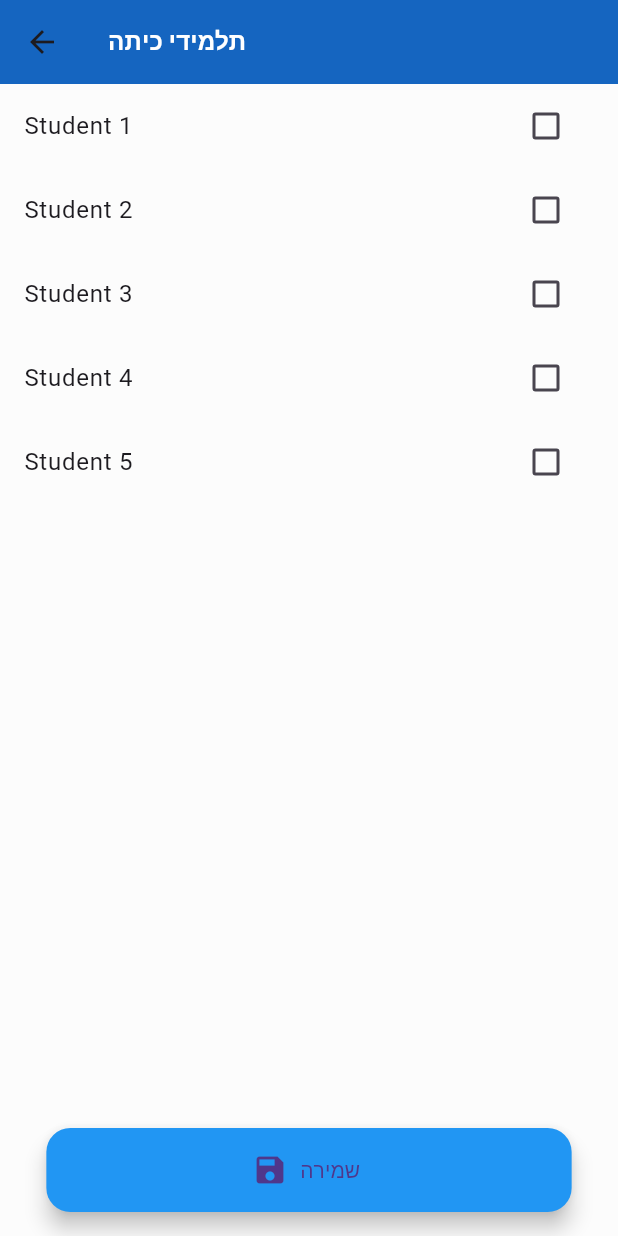
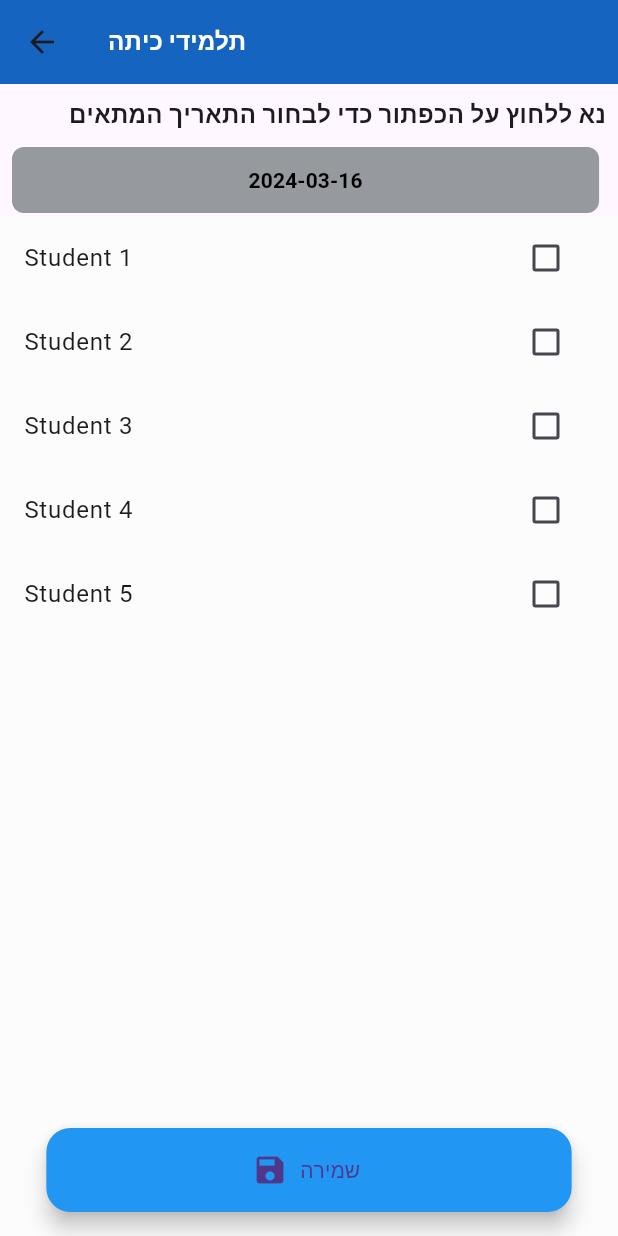
Before and after one commit to eldarabramovich/Final-Project, a Flutter app: the StudentListPage screen opened directly with empty values, on a phone screen of 412 x 824 dp. Run offline on Flutter 3.47's test engine with Material 3 defaults, Android fonts, the phone set to English and light mode, and no system bars; our stand-ins replace file_picker, firebase_auth, firebase_core, flutter_svg, google_fonts; accounts and stored records are empty.

```diff
--- a/frontend/lib/Teacher/StudentListPage.dart
+++ b/frontend/lib/Teacher/StudentListPage.dart
@@ -10,6 +10,7 @@ class StudentListPage extends StatefulWidget {
 }
 
 class _StudentListPageState extends State<StudentListPage> {
+  DateTime selectedDate = DateTime.now();
   // Mock data for demonstration
   List<String> students = [
     'Student 1',
@@ -20,6 +21,20 @@ class _StudentListPageState extends State<StudentListPage> {
   ];
 
   List<bool> isPresent = List.filled(5, false); // Assuming 5 students initially
+
+  Future<void> _selectDate(BuildContext context) async {
+    final DateTime? picked = await showDatePicker(
+      context: context,
+      initialDate: selectedDate,
+      firstDate: DateTime(2020),
+      lastDate: DateTime(2100),
+    );
+    if (picked != null && picked != selectedDate) {
+      setState(() {
+        selectedDate = picked;
+      });
+    }
+  }
 
   @override
   Widget build(BuildContext context) {
@@ -34,10 +49,49 @@ class _StudentListPageState extends State<StudentListPage> {
         ),
         backgroundColor: Colors.blue.shade800,
       ),
-
-      body: Container(
-        color: const Color.fromARGB(
-            255, 252, 252, 252), // Light blue color for background
+      body: Column(
+        crossAxisAlignment: CrossAxisAlignment.start,
+        children: [
+          Padding(
+            padding: const EdgeInsets.all(8.0),
+            child: Align(
+              alignment: Alignment.topRight,
+              child: Text(
+                'נא ללחוץ על הכפתור כדי לבחור התאריך המתאים',
+                style: TextStyle(
+                  fontSize: 16,
+                  fontWeight: FontWeight.bold,
+                ),
+              ),
+            ),
+          ),
+          Padding(
+            padding: const EdgeInsets.symmetric(horizontal: 8.0),
+            child: Container(
+              width: MediaQuery.of(context).size.width *
+                  0.95, // 80% of the screen width
+              child: TextButton(
+                onPressed: () => _selectDate(context),
+                child: Text(
+                  '${selectedDate.toString().substring(0, 10)}',
+                  style: TextStyle(
+                    color: Colors.black,
+                    fontWeight: FontWeight.bold,
+                  ),
+                ),
+                style: ButtonStyle(
+                  backgroundColor: MaterialStateProperty.all(
+                      const Color.fromARGB(255, 150, 154, 158)),
+                  padding: MaterialStateProperty.all(EdgeInsets.all(12)),
+                  shape: MaterialStateProperty.all(RoundedRectangleBorder(
+                      borderRadius: BorderRadius.circular(8))),
+                ),
+              ),
+            ),
+          ),
+          Expanded(
+            child: Container(
+              color: const Color.fromARGB(255, 252, 252, 252),
               child: ListView.builder(
                 itemCount: students.length,
                 itemBuilder: (context, index) {
@@ -52,19 +106,18 @@ class _StudentListPageState extends State<StudentListPage> {
                         });
                       },
                     ),
-              // Add more information about the student if needed
                   );
                 },
               ),
             ),
+          ),
+        ],
+      ),
       floatingActionButton: Container(
-        width: MediaQuery.of(context).size.width *
-            0.85, // Set width to 80% of screen width
+        width: MediaQuery.of(context).size.width * 0.85,
         child: FloatingActionButton.extended(
-          backgroundColor: Colors.blue, // Blue color for button
+          backgroundColor: Colors.blue,
           onPressed: () {
-            // Save the presence data or perform any action
-            // For demonstration, print the presence status
             for (int i = 0; i < students.length; i++) {
               print('${students[i]} is ${isPresent[i] ? 'present' : 'absent'}');
             }
@@ -73,8 +126,7 @@ class _StudentListPageState extends State<StudentListPage> {
           icon: Icon(Icons.save),
         ),
       ),
-      floatingActionButtonLocation: FloatingActionButtonLocation
-          .centerFloat, // Center the button horizontally
+      floatingActionButtonLocation: FloatingActionButtonLocation.centerFloat,
     );
   }
 }
--- a/frontend/pubspec.yaml
+++ b/frontend/pubspec.yaml
@@ -17,6 +17,7 @@ dependencies:
   google_fonts: ^6.1.0
   cloud_firestore: ^4.12.1
   flutter_svg: ^2.0.8
+  file_picker: ^6.2.0
 
 
 
@@ -26,6 +27,7 @@ dependencies:
 dev_dependencies:
   flutter_test:
     sdk: flutter
+
 
 
 
```
Also changed, not shown: frontend/lib/Teacher/TeacherFiles.dart (+108 -0 lines), frontend/lib/Teacher/TeacherHomeScreen.dart (+12 -11 lines), frontend/lib/Teacher/TeacherPresence .dart (+5 -3 lines), frontend/pubspec.lock. Lines whose indentation alone changed are shown as unchanged.
